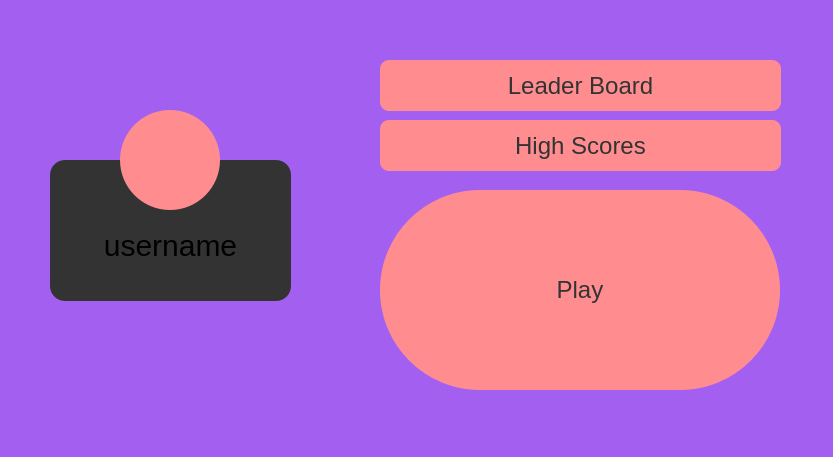
Qt form BingChillings/mainwindow.ui (BingChillings/BingChillings) before a commit.
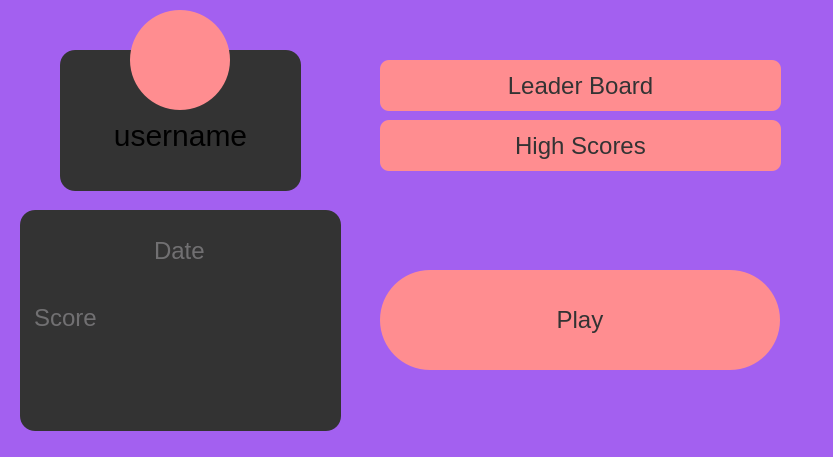
The same form after that commit. Icons and pictures are not drawn.

What changed in the file:
```diff
--- a/BingChillings/mainwindow.ui
+++ b/BingChillings/mainwindow.ui
@@ -53,12 +53,12 @@
 }
 #playButton
 {
- border-radius:100px;
+ border-radius:50px;
  border-color: red;
- max-width:400px;
- max-height:200px;
+ max-width:200px;
+ max-height:100px;
  min-width:400px;
- min-height:200px;
+ min-height:100px;
 }
 
 QToolButton
@@ -78,21 +78,20 @@
 background:transparent;
 border:none;
 color:#717072;
-border-bottom:1px solid #717072;
 }
 
 QTextEdit
 {
 background:transparent;
 border:none;
-color:#111;
+color:#717072;
 }</string>
   </property>
   <widget class="QFrame" name="frame">
    <property name="geometry">
     <rect>
-     <x>50</x>
-     <y>160</y>
+     <x>60</x>
+     <y>50</y>
      <width>241</width>
      <height>141</height>
     </rect>
@@ -123,8 +122,8 @@
   <widget class="QToolButton" name="userIcon">
    <property name="geometry">
     <rect>
-     <x>120</x>
-     <y>110</y>
+     <x>130</x>
+     <y>10</y>
      <width>100</width>
      <height>100</height>
     </rect>
@@ -173,15 +172,73 @@
    <property name="geometry">
     <rect>
      <x>380</x>
-     <y>190</y>
+     <y>270</y>
      <width>400</width>
-     <height>200</height>
+     <height>100</height>
     </rect>
    </property>
    <property name="text">
     <string>Play</string>
    </property>
   </widget>
+  <widget class="QFrame" name="frame_2">
+   <property name="geometry">
+    <rect>
+     <x>20</x>
+     <y>210</y>
+     <width>321</width>
+     <height>221</height>
+    </rect>
+   </property>
+   <property name="frameShape">
+    <enum>QFrame::StyledPanel</enum>
+   </property>
+   <property name="frameShadow">
+    <enum>QFrame::Raised</enum>
+   </property>
+   <widget class="QTextEdit" name="scoreEdit">
+    <property name="geometry">
+     <rect>
+      <x>10</x>
+      <y>90</y>
+      <width>301</width>
+      <height>111</height>
+     </rect>
+    </property>
+    <property name="readOnly">
+     <bool>true</bool>
+    </property>
+    <property name="html">
+     <string>&lt;!DOCTYPE HTML PUBLIC &quot;-//W3C//DTD HTML 4.0//EN&quot; &quot;http://www.w3.org/TR/REC-html40/strict.dtd&quot;&gt;
+&lt;html&gt;&lt;head&gt;&lt;meta name=&quot;qrichtext&quot; content=&quot;1&quot; /&gt;&lt;meta charset=&quot;utf-8&quot; /&gt;&lt;style type=&quot;text/css&quot;&gt;
+p, li { white-space: pre-wrap; }
+hr { height: 1px; border-width: 0; }
+li.unchecked::marker { content: &quot;\2610&quot;; }
+li.checked::marker { content: &quot;\2612&quot;; }
+&lt;/style&gt;&lt;/head&gt;&lt;body style=&quot; font-family:'.AppleSystemUIFont'; font-size:24px; font-weight:400; font-style:normal;&quot;&gt;
+&lt;p style=&quot; margin-top:0px; margin-bottom:0px; margin-left:0px; margin-right:0px; -qt-block-indent:0; text-indent:0px;&quot;&gt;&lt;span style=&quot; font-size:24px;&quot;&gt;Score&lt;/span&gt;&lt;/p&gt;&lt;/body&gt;&lt;/html&gt;</string>
+    </property>
+   </widget>
+   <widget class="QLineEdit" name="lineEdit">
+    <property name="geometry">
+     <rect>
+      <x>20</x>
+      <y>20</y>
+      <width>281</width>
+      <height>41</height>
+     </rect>
+    </property>
+    <property name="text">
+     <string>Date</string>
+    </property>
+    <property name="alignment">
+     <set>Qt::AlignCenter</set>
+    </property>
+    <property name="readOnly">
+     <bool>true</bool>
+    </property>
+   </widget>
+  </widget>
  </widget>
  <resources>
   <include location="resource.qrc"/>
```
